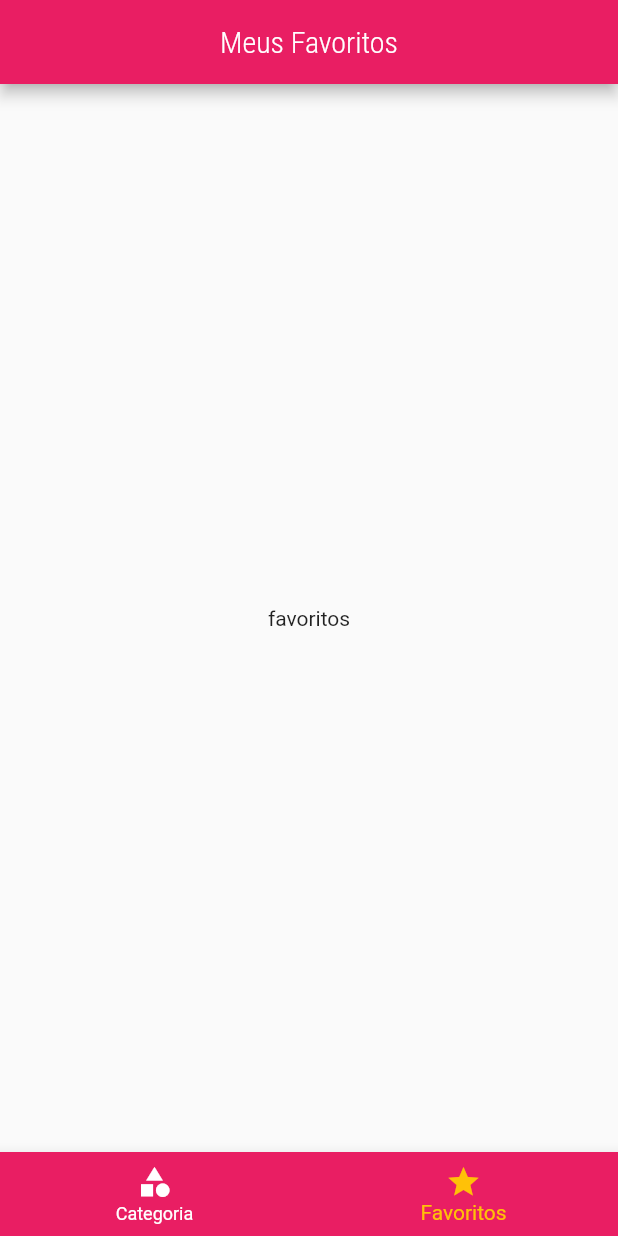
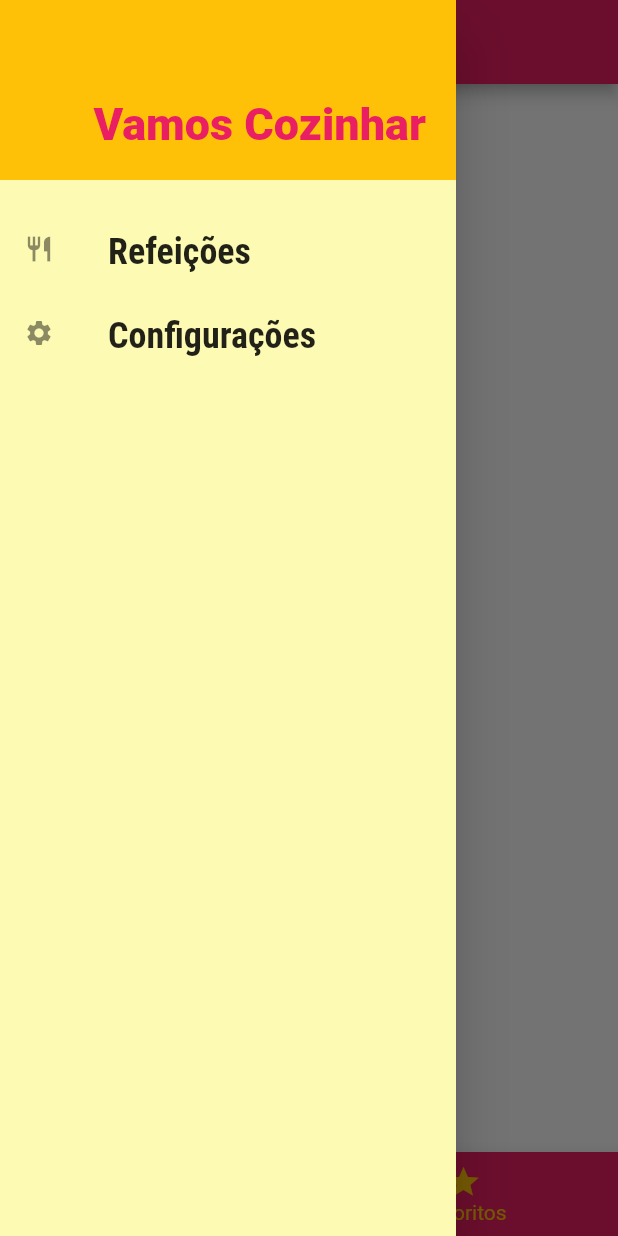
Before and after one commit to ravelsoares/receitas, a Flutter app: the screen it shows after launch, item 2 of the bottom bar chosen, with the side drawer open (before the commit the screen has no drawer), on a phone screen of 412 x 824 dp. Run offline on Flutter 3.47's test engine with Material 2 defaults, Android fonts, the phone set to English and light mode, and no system bars.

Commit message:
Adicionando Drawer

```diff
--- /dev/null
+++ b/lib/components/main_drawer.dart
@@ -0,0 +1,57 @@
+import 'package:flutter/material.dart';
+import 'package:receitas/utils/app_routes.dart';
+
+class MainDrawer extends StatelessWidget {
+  const MainDrawer({Key? key}) : super(key: key);
+
+  @override
+  Widget build(BuildContext context) {
+    return Drawer(
+      child: Column(
+        children: [
+          Container(
+            color: Theme.of(context).colorScheme.secondary,
+            height: 120,
+            width: double.infinity,
+            padding: const EdgeInsets.all(20),
+            alignment: Alignment.bottomRight,
+            child: Text(
+              'Vamos Cozinhar',
+              style: TextStyle(
+                fontWeight: FontWeight.w900,
+                fontSize: 30,
+                color: Theme.of(context).primaryColor,
+              ),
+            ),
+          ),
+          const SizedBox(height: 20),
+          _createItem(
+            Icons.restaurant,
+            'Refeições',
+            () => Navigator.of(context).pushReplacementNamed(AppRoutes.HOME),
+          ),
+          _createItem(
+              Icons.settings,
+              'Configurações',
+              () => Navigator.of(context)
+                  .pushReplacementNamed(AppRoutes.SETTINGS)),
+        ],
+      ),
+    );
+  }
+
+  Widget _createItem(IconData icon, String label, Function() onTap) {
+    return ListTile(
+      leading: Icon(icon, size: 20),
+      title: Text(
+        label,
+        style: const TextStyle(
+          fontFamily: 'RobotoCondensed',
+          fontSize: 24,
+          fontWeight: FontWeight.bold,
+        ),
+      ),
+      onTap: onTap,
+    );
+  }
+}
--- a/lib/main.dart
+++ b/lib/main.dart
@@ -1,6 +1,7 @@
 import 'package:flutter/material.dart';
 import 'package:receitas/screens/categories_meals_screen.dart';
 import 'package:receitas/screens/meal_detail_screen.dart';
+import 'package:receitas/screens/settings_screen.dart';
 import 'package:receitas/screens/tabs_screen.dart';
 import 'package:receitas/utils/app_routes.dart';
 
@@ -31,6 +32,7 @@
         AppRoutes.HOME: (context) => const TabScreen(),
         AppRoutes.CATEGORIES_MEALS: (context) => const CategoriesMealsScreen(),
         AppRoutes.MEAL_DETAIL: (context) => const MealDetailScreen(),
+        AppRoutes.SETTINGS: (context) => const SettingsScreen(),
       },
       debugShowCheckedModeBanner: false,
     );
--- a/lib/screens/favorite_screen.dart
+++ b/lib/screens/favorite_screen.dart
@@ -5,7 +5,7 @@
 
   @override
   Widget build(BuildContext context) {
-    return Center(
+    return const Center(
       child: Text('favoritos'),
     );
   }
--- a/lib/screens/meal_detail_screen.dart
+++ b/lib/screens/meal_detail_screen.dart
@@ -7,7 +7,7 @@
 
   Widget _createSectionTitle(BuildContext context, String title) {
     return Container(
-      margin: EdgeInsets.symmetric(vertical: 10),
+      margin: const EdgeInsets.symmetric(vertical: 10),
       child: Text(
         title,
         style: Theme.of(context).textTheme.headline6,
@@ -26,8 +26,8 @@
         ),
         borderRadius: BorderRadius.circular(10),
       ),
-      padding: EdgeInsets.all(10),
-      margin: EdgeInsets.all(10),
+      padding: const EdgeInsets.all(10),
+      margin: const EdgeInsets.all(10),
       child: child,
     );
   }
@@ -43,7 +43,7 @@
       body: SingleChildScrollView(
         child: Column(
           children: [
-            Container(
+            SizedBox(
               height: 300,
               width: double.infinity,
               child: Image.network(
--- /dev/null
+++ b/lib/screens/settings_screen.dart
@@ -0,0 +1,18 @@
+import 'package:flutter/material.dart';
+import 'package:receitas/components/main_drawer.dart';
+
+class SettingsScreen extends StatelessWidget {
+  const SettingsScreen({Key? key}) : super(key: key);
+
+  @override
+  Widget build(BuildContext context) {
+    return Scaffold(
+      appBar: AppBar(
+        title: const Text('Configurações'),
+        centerTitle: true,
+      ),
+      drawer: const MainDrawer(),
+      body: const Center(child: Text('Configurações')),
+    );
+  }
+}
--- a/lib/screens/tabs_screen.dart
+++ b/lib/screens/tabs_screen.dart
@@ -1,4 +1,5 @@
 import 'package:flutter/material.dart';
+import 'package:receitas/components/main_drawer.dart';
 import 'package:receitas/screens/categories_screen.dart';
 import 'package:receitas/screens/favorite_screen.dart';
 
@@ -33,6 +34,7 @@
         title: Text(_titles[_selectedScreenIndex]),
         centerTitle: true,
       ),
+      drawer: const MainDrawer(),
       body: _screens[_selectedScreenIndex],
       bottomNavigationBar: BottomNavigationBar(
         backgroundColor: Theme.of(context).primaryColor,
@@ -40,7 +42,7 @@
         selectedItemColor: Theme.of(context).colorScheme.secondary,
         currentIndex: _selectedScreenIndex,
         onTap: _selectScreen,
-        items: [
+        items: const [
           BottomNavigationBarItem(
             icon: Icon(
               Icons.category,
--- a/lib/utils/app_routes.dart
+++ b/lib/utils/app_routes.dart
@@ -2,4 +2,5 @@
   static const HOME = '/';
   static const CATEGORIES_MEALS = '/categories-meals';
   static const MEAL_DETAIL = '/meal-detail';
+  static const SETTINGS = '/settings';
 }
```
